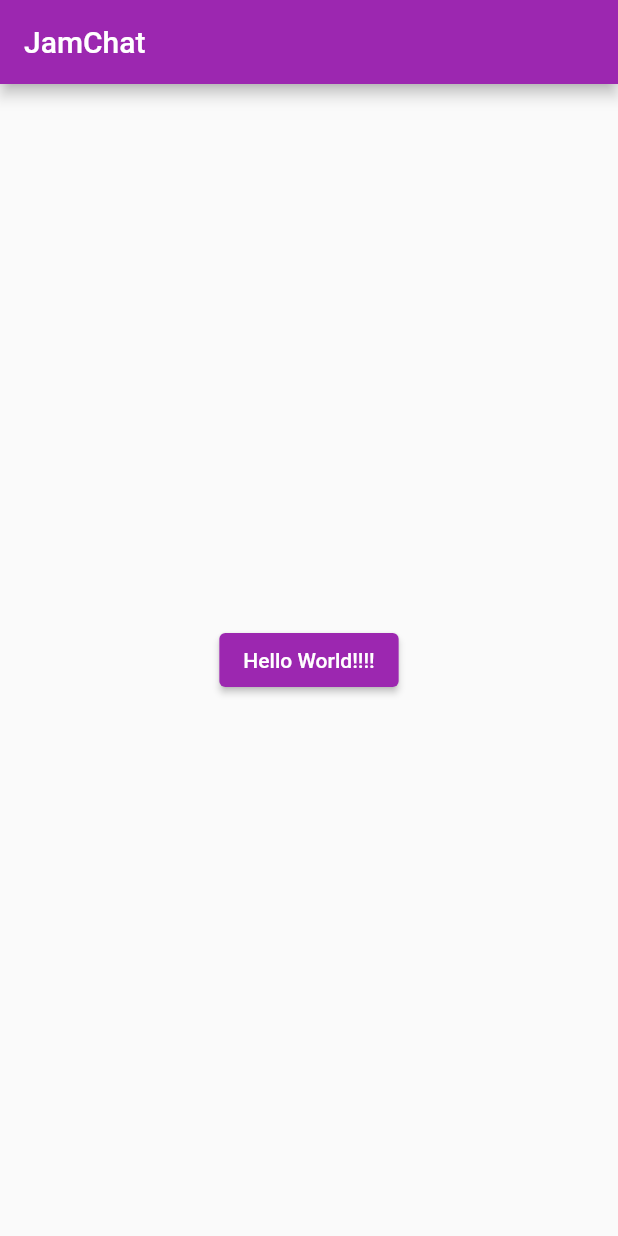
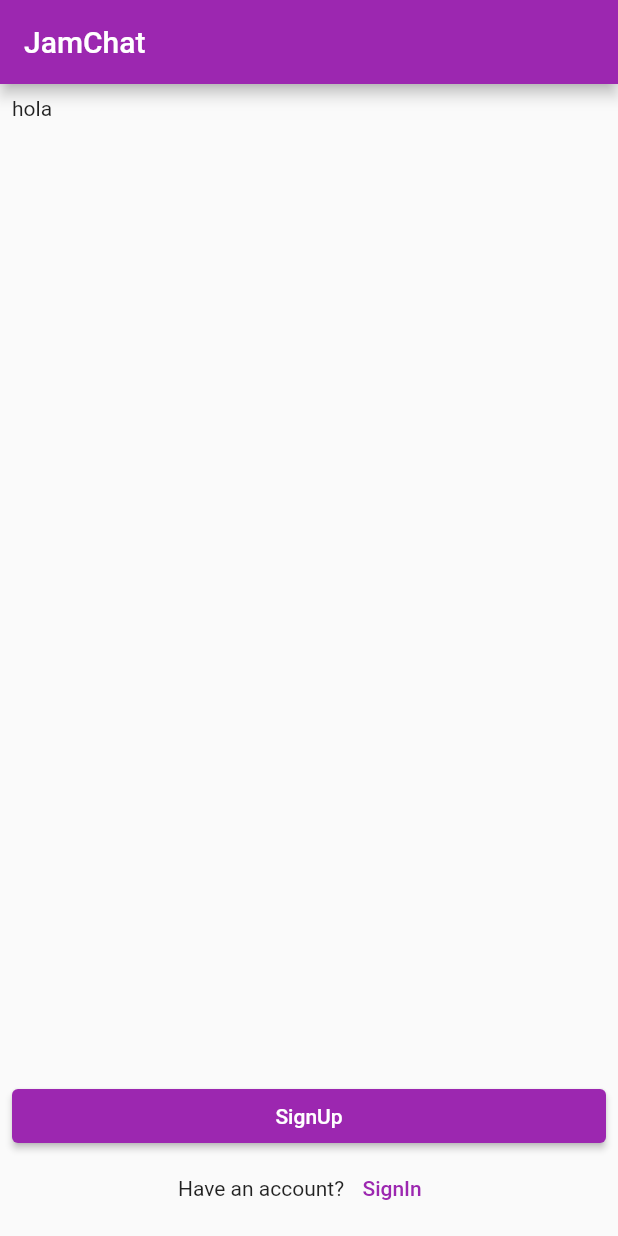
Before and after one commit to jamt0/JamChat, a Flutter app: the screen it shows after launch, on a phone screen of 412 x 824 dp. Run offline on Flutter 3.47's test engine with Material 2 defaults, Android fonts, the light colour scheme and no system bars; generated files the repository leaves out were written again.

Commit message:
Start Home page.

```diff
--- a/lib/src/app.dart
+++ b/lib/src/app.dart
@@ -1,8 +1,6 @@
 import 'package:flutter/material.dart';
 import 'package:flutter_gen/gen_l10n/app_localizations.dart';
-import 'pages/Home/index.dart';
-import 'pages/SignIn/index.dart';
-
+import 'package:jam_chat/src/pages/index.dart';
 class MyApp extends StatelessWidget {
   @override
   Widget build(BuildContext context) {
@@ -14,7 +12,9 @@ class MyApp extends StatelessWidget {
       home: Home(),
       routes: {
         '/signIn': (context) => SignIn(),
+        '/signUp': (context) => SignUp(),
       },
+      debugShowCheckedModeBanner: false,
       localizationsDelegates: AppLocalizations.localizationsDelegates,
       supportedLocales: AppLocalizations.supportedLocales,
     );
--- a/lib/src/lang/app_en.arb
+++ b/lib/src/lang/app_en.arb
@@ -1,7 +1,6 @@
 {
-  "title": "JamasdChat",
-  "helloWorld": "Hello World!!!!",
-  "@helloWorld": {
-    "description": "The conventional newborn programmer greeting"
-  }
+  "nameApp": "JamCasdhat",
+  "signIn": "SignIn",
+  "signUp": "SignUp",
+  "haveACount": "Have an account?"
 }
--- a/lib/src/lang/app_es.arb
+++ b/lib/src/lang/app_es.arb
@@ -1,4 +1,6 @@
 {
-  "title": "JamCasdhat",
-  "helloWorld": "Hola Mundo!"
+  "nameApp": "JamCasdhat",
+  "signIn": "SignIn",
+  "signUp": "SignUp",
+  "haveACount": "¿Tienes una cuenta?"
 }
--- a/lib/src/pages/Home/view.dart
+++ b/lib/src/pages/Home/view.dart
@@ -11,19 +11,51 @@ class View extends StatelessWidget {
       appBar: AppBar(
         title: Text(title),
       ),
-      body: Center(
+      body: Padding(
+        padding: const EdgeInsets.all(8.0),
+        child: Center(
           child: Column(
-          mainAxisAlignment: MainAxisAlignment.center,
+            crossAxisAlignment: CrossAxisAlignment.stretch,
+            children: <Widget>[
+              Expanded(child: Text('hola')),
+              Fotter(),
+            ],
+          ),
+        ),
+      ),
+    );
+  }
+}
+
+class Fotter extends StatelessWidget {
+  const Fotter({
+    Key? key,
+  }) : super(key: key);
+
+  @override
+  Widget build(BuildContext context) {
+    return Column(
+      crossAxisAlignment: CrossAxisAlignment.stretch,
       children: <Widget>[
         ElevatedButton(
           onPressed: () {
             Navigator.pushNamed(context, '/signIn');
           },
-              child: Text(AppLocalizations.of(context)!.helloWorld),
+          child: Text(AppLocalizations.of(context)!.signUp),
+        ),
+        Row(
+          mainAxisAlignment: MainAxisAlignment.center,
+          children: [
+            Text(AppLocalizations.of(context)!.haveACount),
+            TextButton(
+              onPressed: () {
+                Navigator.pushNamed(context, '/signIn');
+              },
+              child: Text(AppLocalizations.of(context)!.signIn),
             ),
           ],
         ),
-      ),
+      ],
     );
   }
 }
--- /dev/null
+++ b/lib/src/pages/SignUp/index.dart
@@ -0,0 +1,17 @@
+import 'package:flutter/material.dart';
+import 'view.dart';
+
+class SignUp extends StatefulWidget {
+  @override
+  _SignUpState createState() => _SignUpState();
+}
+
+class _SignUpState extends State<SignUp> {
+
+  String title = "SignUp";
+
+  @override
+  Widget build(BuildContext context) {
+    return View(title: title);
+  }
+}
--- /dev/null
+++ b/lib/src/pages/SignUp/view.dart
@@ -0,0 +1,26 @@
+import 'package:flutter/material.dart';
+
+class View extends StatelessWidget {
+  final String title;
+
+  View(
+      {required this.title});
+
+  @override
+  Widget build(BuildContext context) {
+    return Scaffold(
+      appBar: AppBar(
+        title: Text(title),
+      ),
+      body: Center(
+        child: Column(
+          children: <Widget>[
+            Text(
+              'SignUp',
+            ),
+          ],
+        ),
+      ),
+    );
+  }
+}
--- /dev/null
+++ b/lib/src/pages/index.dart
@@ -0,0 +1,5 @@
+library pages;
+
+export "Home/index.dart";
+export "SignIn/index.dart";
+export "SignUp/index.dart";
```
Lines whose indentation alone changed are shown as unchanged.
